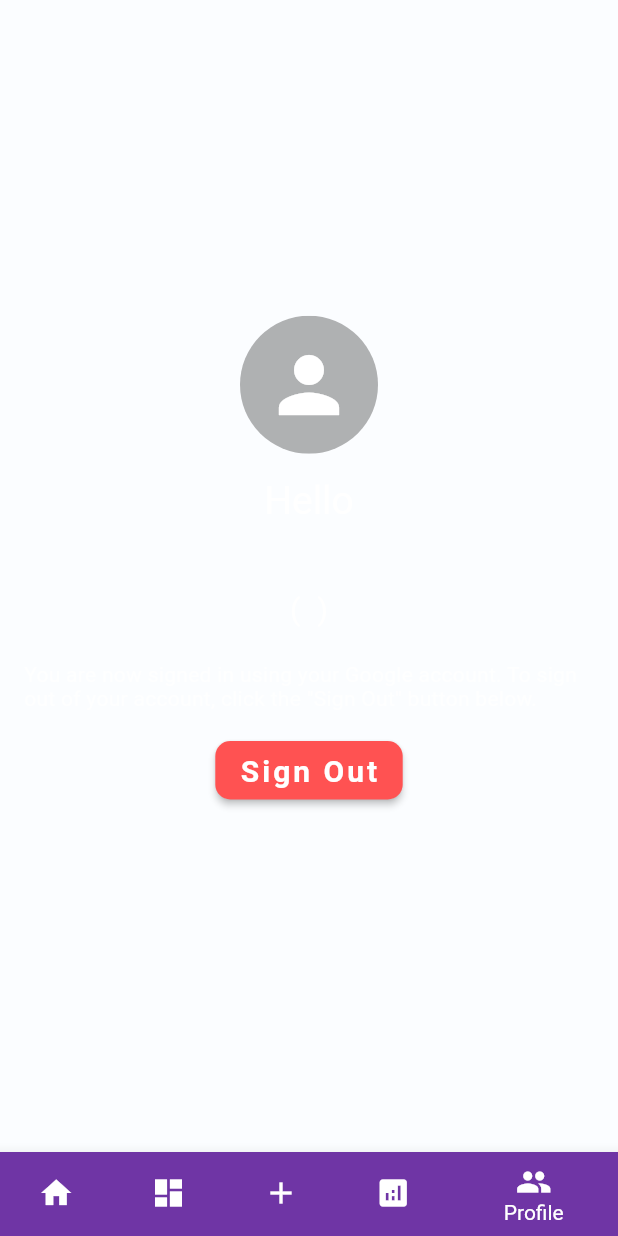
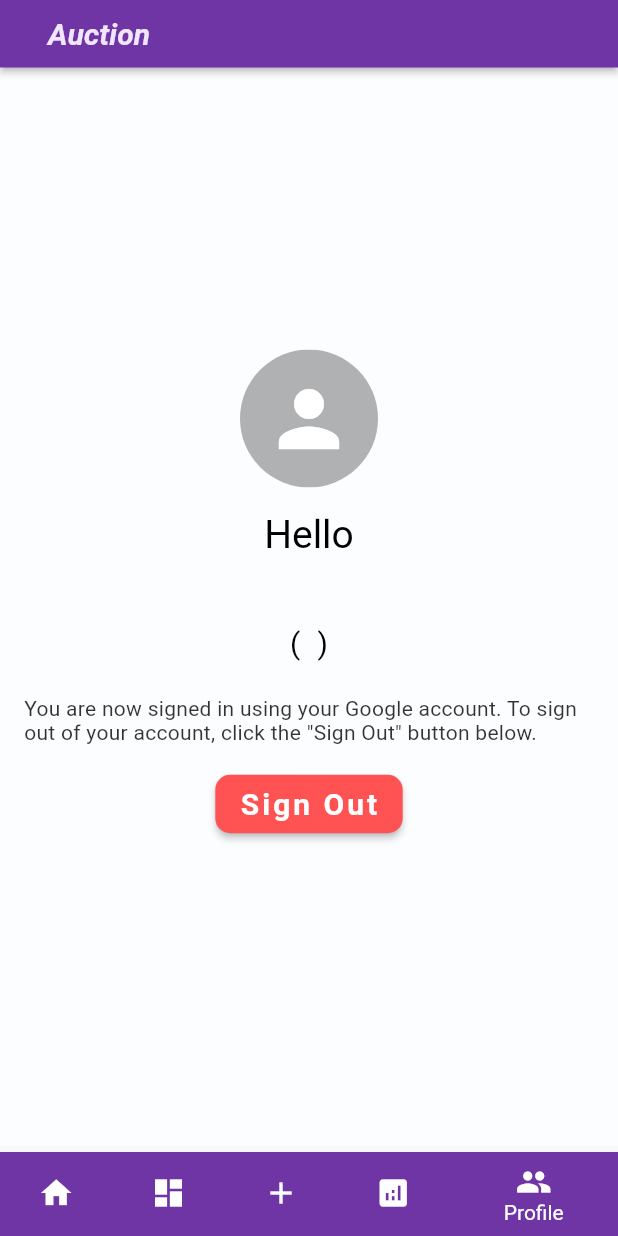
Before and after one commit to Enam1997/auction_app, a Flutter app: the HomeScreen screen opened directly, item 5 of the bottom bar chosen, on a phone screen of 412 x 824 dp. Run offline on Flutter 3.47's test engine with Material 2 defaults, Android fonts, the phone set to English and light mode, and no system bars; our stand-ins replace cloud_firestore, firebase_auth, firebase_core, flutter_svg, google_sign_in; accounts and stored records are empty; network calls fail.

Commit message:
Step 5
Add App Bar, Change some Sesign

```diff
--- a/lib/Screen/AddProductForm/addproduct_screen.dart
+++ b/lib/Screen/AddProductForm/addproduct_screen.dart
@@ -17,7 +17,6 @@ import 'package:cloud_firestore/cloud_firestore.dart';
 import 'package:flutter/cupertino.dart';
 import 'package:flutter/material.dart';
 import 'package:firebase_auth/firebase_auth.dart';
-
 import '../../constants.dart';
 
 class AddProoductScreen extends StatefulWidget {
@@ -33,7 +32,7 @@ class _AddProoductScreenState extends State<AddProoductScreen> {
   final itemDescriptionController = TextEditingController();
   final itemPriceController = TextEditingController();
   final itemQuantityController = TextEditingController();
-  final imageURL = "https://www.google.com/search?q=dummy+product+image&tbm=isch&ved=2ahUKEwi3xP6Ph4T0AhULXCsKHcP3C_8Q2-cCegQIABAA&oq=dummy+product+image&gs_lcp=CgNpbWcQAzIFCAAQgAQyBQgAEIAEMgYIABAIEB4yBAgAEBg6BwgjEO8DECc6BAgAEEM6BggAEAcQHjoICAAQBxAFEB46CAgAEAgQBxAeUNYIWPUZYM8faABwAHgAgAF-iAG8B5IBAzEuOJgBAKABAaoBC2d3cy13aXotaW1nwAEB&sclient=img&ei=rZ-GYfe5KIu4rQHD76_4Dw&rlz=1C1CHBD_enBD868BD868#imgrc=ZQHHESFcELOS_M";
+  final imageURL = "https://picsum.photos/200";
 
   Future addData() async{
     final db =FirebaseFirestore.instance.collection("Items").add({
@@ -53,6 +52,7 @@ class _AddProoductScreenState extends State<AddProoductScreen> {
   }
 
 
+
   @override
   Widget build(BuildContext context) {
     // TODO: implement build
@@ -67,10 +67,12 @@ class _AddProoductScreenState extends State<AddProoductScreen> {
                 child: ListView(
                   children: [
                     Container(
-                      child: CircleAvatar(
-                        backgroundImage: AssetImage('assets/images/dumy.jpg'),
-                        radius: 100.0,
-                      ),
+                      child: InkWell(
+                        child: CircleAvatar(
+                          radius: 100,
+                          backgroundImage: NetworkImage("null"),
+                        ),
+                      )
                     ),
                     SizedBox(height: 30,),
                     TextFormField(
--- a/lib/Screen/Galllery/galley_screen.dart
+++ b/lib/Screen/Galllery/galley_screen.dart
@@ -84,30 +84,26 @@ class _HomeScreenState extends State<GalleryScreen> {
                               ),
                             ),
                           ),
-                          Row(
-                            children: [
                           Padding(
                             padding: const EdgeInsets.all(5.0),
                             child: Text("Min Bid: "
                                 "${items[index]["price"].toString()}"" Tk",
-                                  style: TextStyle(color: textColor1),
+                              style: TextStyle(color: textColor1, fontSize: 15),
                                 ),
                           ),
                           Padding(
                                 padding: const EdgeInsets.all(5.0),
                                 child: Text("Quantity : "
                                     "${items[index]["quantity"].toString()}",
-                                  style: TextStyle(color: textColor1),
+                                  style: TextStyle(color: textColor1, fontSize: 15),
                                 ),
-                              )
-                            ],
                               )
                           ,
                           Padding(
                             padding: const EdgeInsets.all(5.0),
                             child: Text("Bid End : "
                                 "07/11/2021",
-                              style: TextStyle(color: textColor1),
+                              style: TextStyle(color: textColor1, fontSize: 15),
                             ),
                           ),
                         ],
--- a/lib/Screen/Home/home_screen.dart
+++ b/lib/Screen/Home/home_screen.dart
@@ -4,6 +4,7 @@ import 'package:auction_app/Screen/Analytics/analytics_screen.dart';
 import 'package:auction_app/Screen/Dashbord/dashbord_screen.dart';
 import 'package:auction_app/Screen/Galllery/galley_screen.dart';
 import 'package:auction_app/Screen/Profile/profile_screen.dart';
+import 'package:auction_app/components/custom_app_bar.dart';
 import 'package:flutter/material.dart';
 
 import '../../constants.dart';
@@ -25,6 +26,10 @@ class _HomePageScreenState extends State<HomeScreen>{
   @override
   Widget build(BuildContext context) {
     return Scaffold(
+      appBar: CustomAppBar(
+        title: "Auction",
+        backGroundColor: appBarColor,
+      ),
       bottomNavigationBar: BottomNavigationBar(
         currentIndex: currentIndex,
         items: [
--- a/lib/Screen/Profile/profile_screen.dart
+++ b/lib/Screen/Profile/profile_screen.dart
@@ -77,7 +77,7 @@ class _ProfileScreenState extends State<ProfileScreen> {
             Text(
               'Hello',
               style: TextStyle(
-                color: Colors.white,
+                color: textColor1,
                 fontSize: 26,
               ),
             ),
@@ -85,7 +85,7 @@ class _ProfileScreenState extends State<ProfileScreen> {
             Text(
               user.displayName!,
               style: TextStyle(
-                color: Colors.white,
+                color: textColor1,
                 fontSize: 26,
               ),
             ),
@@ -93,7 +93,7 @@ class _ProfileScreenState extends State<ProfileScreen> {
             Text(
               '( ${user.email!} )',
               style: TextStyle(
-                color: Colors.white,
+                color: textColor1,
                 fontSize: 20,
                 letterSpacing: 0.5,
               ),
@@ -102,14 +102,14 @@ class _ProfileScreenState extends State<ProfileScreen> {
             Text(
               'You are now signed in using your Google account. To sign out of your account, click the "Sign Out" button below.',
               style: TextStyle(
-                  color: Colors.white.withOpacity(0.8),
+                  color: textColor1.withOpacity(0.8),
                   fontSize: 14,
                   letterSpacing: 0.2),
             ),
             SizedBox(height: 16.0),
             _isSigningOut
                 ? CircularProgressIndicator(
-              valueColor: AlwaysStoppedAnimation<Color>(Colors.white),
+              valueColor: AlwaysStoppedAnimation<Color>(textColor1),
             )
                 : ElevatedButton(
               style: ButtonStyle(
--- /dev/null
+++ b/lib/components/custom_app_bar.dart
@@ -0,0 +1,45 @@
+import 'package:flutter/material.dart';
+
+import '../constants.dart';
+
+class CustomAppBar extends StatelessWidget implements PreferredSize{
+  final String title;
+  final Color backGroundColor;
+  const CustomAppBar({
+    //required Key key,
+    required this.title, required this.backGroundColor,
+  });
+  //: super (key: key);
+  @override
+  // TODO: implement preferredSize
+  Size get preferredSize => Size.fromHeight(45.0);
+
+
+  @override
+  Widget build(BuildContext context) {
+    // TODO: implement build
+    return AppBar(
+      backgroundColor: backGroundColor,
+      title: Padding(
+        padding: const EdgeInsets.only(left: 16.0,right: 16.0,top: 10,bottom: 10),
+        child: Text(title,style: TextStyle(
+            color: appBarTextColor,
+            fontSize: 20,
+            fontWeight: FontWeight.bold,
+            fontStyle: FontStyle.italic
+        ),),
+      ),
+      elevation: 2,
+      actions: [
+        IconButton(onPressed: null, icon: Icon(Icons.more_vert,color: appBarIconColor,),iconSize: 20,)
+      ],
+    );
+  }
+
+  @override
+  // TODO: implement child
+  Widget get child => throw UnimplementedError();
+
+
+
+}
--- a/lib/constants.dart
+++ b/lib/constants.dart
@@ -7,3 +7,6 @@ const backgroundColor = Color(0xFDFBFDFF);
 const itemCardColor = const Color(0xfff7f7f7);
 const textColor1 = const Color(0xFF000000);
 const itemInsideFlutButtonColor = const Color(0xff2196F3);
+const appBarColor = const Color(0xFF6F35A5);
+const appBarTextColor = const Color(0xFFF1E6FF);
+const appBarIconColor = const Color(0xFF6F35A5);
```
Lines whose indentation alone changed are shown as unchanged.
